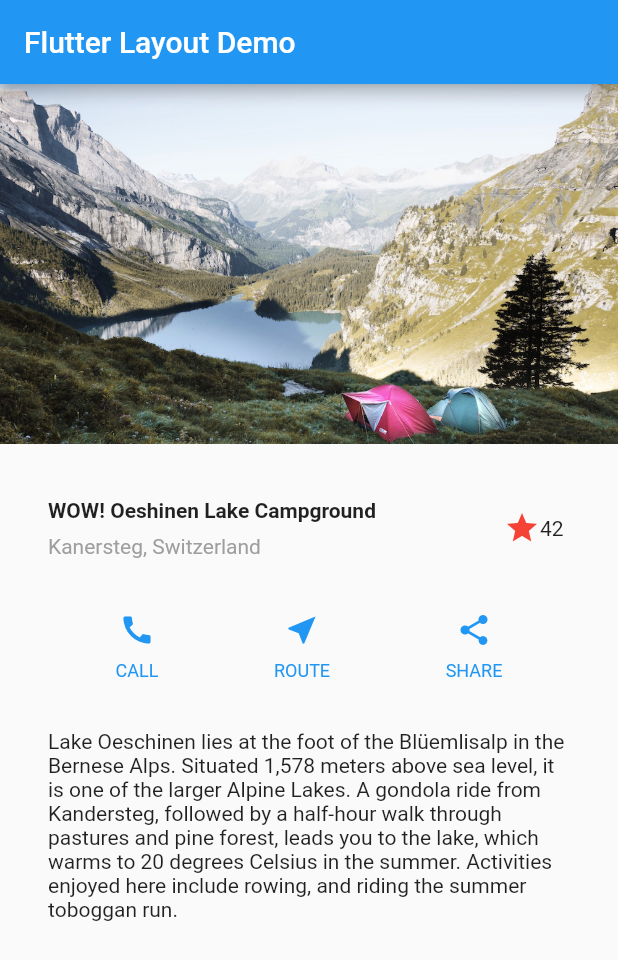
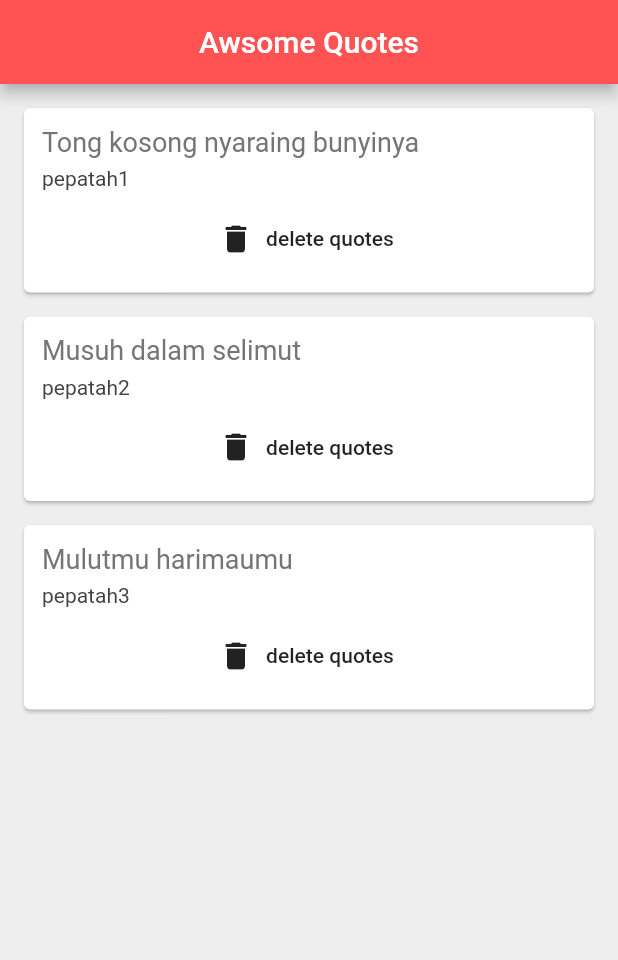
Before and after one commit to khh-ini/riset_flutter, a Flutter app: the screen it shows after launch, on a phone screen of 412 x 824 dp. Shown: the top 960 px of the screen. Run offline on Flutter 3.47's test engine with Material 2 defaults, Android fonts, the phone set to English and light mode, and no system bars.

Commit message:
Card List, and Pass function

```diff
--- /dev/null
+++ b/lib/Quote.dart
@@ -0,0 +1,6 @@
+class Quote {
+  String text;
+  String author;
+
+  Quote({this.text, this.author});
+}
--- a/lib/main.dart
+++ b/lib/main.dart
@@ -1,157 +1,50 @@
-// import 'dart:js';
 import 'package:flutter/material.dart';
-// import 'package:english_words/english_words.dart';
+import 'Quote.dart';
+import 'quote_card.dart';
 
 void main() => runApp(MyApp());
 
 class MyApp extends StatelessWidget {
   @override
   Widget build(BuildContext context) {
-    Color color = Theme.of(context).primaryColor;
-    Widget buttonSection = Container(
-      child: Row(
-        mainAxisAlignment: MainAxisAlignment.spaceEvenly,
-        children: [
-          _buildButtonColumn(color, Icons.call, 'CALL'),
-          _buildButtonColumn(color, Icons.near_me, 'ROUTE'),
-          _buildButtonColumn(color, Icons.share, 'SHARE'),
-        ],
-      ),
-    );
-
-    Widget titleSection = Container(
-      padding: const EdgeInsets.all(32),
-      child: Row(
-        children: [
-          Expanded(
-            child: Column(
-              crossAxisAlignment: CrossAxisAlignment.start,
-              children: [
-                Container(
-                  padding: const EdgeInsets.only(bottom: 8),
-                  child: Text(
-                    'WOW! Oeshinen Lake Campground',
-                    style: TextStyle(
-                      fontWeight: FontWeight.bold,
-                    ),
-                  ),
-                ),
-                Text(
-                  'Kanersteg, Switzerland',
-                  style: TextStyle(color: Colors.grey[500]),
-                ),
-              ],
-            ),
-          ),
-          FavoriteWidget(),
-        ],
-      ),
-    );
-
-    Widget textSection = Container(
-      padding: const EdgeInsets.all(32),
-      child: Text(
-        'Lake Oeschinen lies at the foot of the Blüemlisalp in the Bernese '
-        'Alps. Situated 1,578 meters above sea level, it is one of the '
-        'larger Alpine Lakes. A gondola ride from Kandersteg, followed by a '
-        'half-hour walk through pastures and pine forest, leads you to the '
-        'lake, which warms to 20 degrees Celsius in the summer. Activities '
-        'enjoyed here include rowing, and riding the summer toboggan run.',
-        softWrap: true,
-      ),
-    );
-
     return MaterialApp(
-      title: 'Flutter Layout Demo',
-      home: Scaffold(
-        appBar: AppBar(
-          title: Text('Flutter Layout Demo'),
-        ),
-        // body: Center(
-        //   child: Text('Hello World'),
-        // ),
-        body: ListView(
-          children: [
-            Image.asset(
-              'images/lake.jpg',
-              width: 600,
-              height: 240,
-              fit: BoxFit.cover,
-            ),
-            titleSection,
-            buttonSection,
-            textSection,
-          ],
-        ),
-      ),
-    );
-  }
-
-  Column _buildButtonColumn(Color color, IconData icon, String label) {
-    return Column(
-      mainAxisSize: MainAxisSize.min,
-      mainAxisAlignment: MainAxisAlignment.center,
-      children: [
-        Icon(icon, color: color),
-        Container(
-          margin: const EdgeInsets.only(top: 8),
-          child: Text(
-            label,
-            style: TextStyle(
-              fontSize: 12,
-              fontWeight: FontWeight.w400,
-              color: color,
-            ),
-          ),
-        )
-      ],
+      home: Quotes(),
     );
   }
 }
 
-class FavoriteWidget extends StatefulWidget {
+class Quotes extends StatefulWidget {
   @override
-  _FavoriteWidgetState createState() => _FavoriteWidgetState();
+  _QuotesState createState() => _QuotesState();
 }
 
-class _FavoriteWidgetState extends State<FavoriteWidget> {
-  bool _isFavorited = true;
-  int _favoriteCount = 42;
+class _QuotesState extends State<Quotes> {
+  List<Quote> quotes = [
+    Quote(author: 'pepatah1', text: 'Tong kosong nyaraing bunyinya'),
+    Quote(author: 'pepatah2', text: 'Musuh dalam selimut'),
+    Quote(author: 'pepatah3', text: 'Mulutmu harimaumu'),
+  ];
 
   @override
   Widget build(BuildContext context) {
-    return Row(
-      mainAxisSize: MainAxisSize.min,
-      children: [
-        Container(
-          padding: EdgeInsets.all(0),
-          child: IconButton(
-            padding: EdgeInsets.all(0),
-            alignment: Alignment.centerRight,
-            icon: (_isFavorited ? Icon(Icons.star) : Icon(Icons.star_border)),
-            color: Colors.red[500],
-            onPressed: _toggleFavorite,
-          ),
-        ),
-        SizedBox(
-          width: 20,
-          child: Container(
-            child: Text('$_favoriteCount'),
-          ),
-        ),
-      ],
+    return Scaffold(
+      backgroundColor: Colors.grey[200],
+      appBar: AppBar(
+        title: Text('Awsome Quotes'),
+        centerTitle: true,
+        backgroundColor: Colors.redAccent,
+      ),
+      body: Column(
+        children: quotes
+            .map((q) => QuoteCard(
+                quote: q,
+                delete: () {
+                  setState(() {
+                    quotes.remove(q);
+                  });
+                }))
+            .toList(),
+      ),
     );
   }
-
-  void _toggleFavorite() {
-    setState(() {
-      if (_isFavorited) {
-        _favoriteCount -= 1;
-        _isFavorited = false;
-      } else {
-        _favoriteCount += 1;
-        _isFavorited = true;
-      }
-    });
-  }
 }
--- /dev/null
+++ b/lib/quote_card.dart
@@ -0,0 +1,46 @@
+import 'package:flutter/material.dart';
+import 'Quote.dart';
+
+class QuoteCard extends StatelessWidget {
+  final Quote quote;
+  final Function delete;
+  QuoteCard({this.quote, this.delete});
+
+  @override
+  Widget build(BuildContext context) {
+    return Card(
+      margin: EdgeInsets.fromLTRB(16, 16, 16, 0),
+      child: Padding(
+        padding: const EdgeInsets.all(12.0),
+        child: Column(
+          crossAxisAlignment: CrossAxisAlignment.stretch,
+          children: [
+            Text(
+              quote.text,
+              style: TextStyle(
+                fontSize: 18,
+                color: Colors.grey[600],
+              ),
+            ),
+            SizedBox(
+              height: 6,
+            ),
+            Text(
+              quote.author,
+              style: TextStyle(
+                fontSize: 14,
+                color: Colors.grey[800],
+              ),
+            ),
+            SizedBox(height: 8),
+            FlatButton.icon(
+              onPressed: delete,
+              label: Text('delete quotes'),
+              icon: Icon(Icons.delete),
+            ),
+          ],
+        ),
+      ),
+    );
+  }
+}
```
Also changed, not shown: 7 other files.
